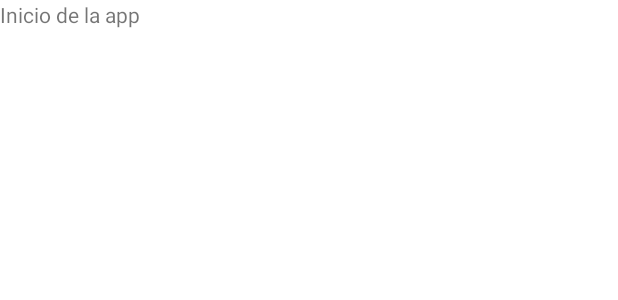
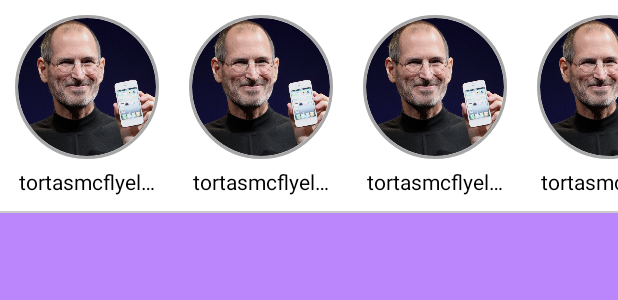
Before and after one commit to TortasMcFly/instagran_android, an Android app: the layout fragment_inicio.xml on its own in the app's theme, with its tools: preview values and no code run, on a phone screen of 412 x 824 dp. Shown: the top 300 px of the screen. Run offline under Robolectric (Android 15) with nearby library versions, the phone set to English and light mode, and no system bars.

Commit message:
RecyclerView y Adaptador

```diff
--- a/Instagran/app/build.gradle
+++ b/Instagran/app/build.gradle
@@ -42,6 +42,8 @@ dependencies {
     implementation 'androidx.legacy:legacy-support-v4:1.0.0'
     implementation 'androidx.navigation:navigation-fragment-ktx:2.3.2'
     implementation 'androidx.navigation:navigation-ui-ktx:2.3.2'
+    implementation 'de.hdodenhof:circleimageview:3.1.0'
+
     testImplementation 'junit:junit:4.+'
     androidTestImplementation 'androidx.test.ext:junit:1.1.2'
     androidTestImplementation 'androidx.test.espresso:espresso-core:3.3.0'
--- /dev/null
+++ b/Instagran/app/src/main/java/hector/villa/instagran/ui/inicio/HistoriaAdapter.kt
@@ -0,0 +1,31 @@
+package hector.villa.instagran.ui.inicio
+
+import android.content.Context
+import android.view.LayoutInflater
+import android.view.View
+import android.view.ViewGroup
+import android.widget.TextView
+import androidx.recyclerview.widget.RecyclerView
+import hector.villa.instagran.R
+
+class HistoriaAdapter(val historias: ArrayList<String>, val context: Context) : RecyclerView.Adapter<HistoriaAdapter.HistoriaViewHolder>() {
+
+
+    override fun onCreateViewHolder(parent: ViewGroup, viewType: Int): HistoriaViewHolder {
+        return HistoriaViewHolder(
+                LayoutInflater.from(context).inflate(R.layout.item_historia, parent)
+        )
+    }
+
+    override fun onBindViewHolder(holder: HistoriaViewHolder, position: Int) {
+        holder.tvUsername.text = historias[position]
+    }
+
+    override fun getItemCount(): Int {
+        return historias.size
+    }
+
+    class HistoriaViewHolder(view: View): RecyclerView.ViewHolder(view) {
+        val tvUsername = view.findViewById<TextView>(R.id.tvUsername)
+    }
+}
--- a/Instagran/app/src/main/res/layout/fragment_inicio.xml
+++ b/Instagran/app/src/main/res/layout/fragment_inicio.xml
@@ -1,14 +1,39 @@
 <?xml version="1.0" encoding="utf-8"?>
-<FrameLayout xmlns:android="http://schemas.android.com/apk/res/android"
+<androidx.core.widget.NestedScrollView xmlns:android="http://schemas.android.com/apk/res/android"
     xmlns:tools="http://schemas.android.com/tools"
     android:layout_width="match_parent"
     android:layout_height="match_parent"
+    xmlns:app="http://schemas.android.com/apk/res-auto"
+    android:fillViewport="true"
     tools:context=".ui.inicio.InicioFragment">
 
-    <!-- TODO: Update blank fragment layout -->
-    <TextView
+    <LinearLayout
+        android:orientation="vertical"
         android:layout_width="match_parent"
-        android:layout_height="match_parent"
-        android:text="Inicio de la app" />
+        android:layout_height="match_parent">
 
-</FrameLayout>
+        <androidx.recyclerview.widget.RecyclerView
+            android:id="@+id/recyclerHistorias"
+            android:layout_width="match_parent"
+            android:layout_height="wrap_content"
+            tools:listitem="@layout/item_historia"
+            app:layoutManager="androidx.recyclerview.widget.LinearLayoutManager"
+            android:orientation="horizontal"
+            tools:itemCount="6"
+            />
+
+        <View
+            android:layout_width="match_parent"
+            android:layout_height="1dp"
+            android:background="@color/linea_separacion"/>
+
+        <androidx.recyclerview.widget.RecyclerView
+            android:background="@color/purple_200"
+            android:id="@+id/recyclerPosts"
+            android:layout_width="match_parent"
+            android:layout_height="match_parent"/>
+
+
+    </LinearLayout>
+
+</androidx.core.widget.NestedScrollView>
--- /dev/null
+++ b/Instagran/app/src/main/res/layout/item_historia.xml
@@ -0,0 +1,29 @@
+<?xml version="1.0" encoding="utf-8"?>
+<LinearLayout xmlns:android="http://schemas.android.com/apk/res/android"
+    xmlns:app="http://schemas.android.com/apk/res-auto"
+    android:orientation="vertical"
+    android:layout_width="wrap_content"
+    android:layout_height="wrap_content"
+    android:gravity="center"
+    android:layout_margin="10dp">
+
+    <de.hdodenhof.circleimageview.CircleImageView
+        android:id="@+id/imageViewHistoria"
+        android:layout_width="96dp"
+        android:layout_height="96dp"
+        android:scaleType="centerCrop"
+        android:src="@drawable/profile_steve"
+        app:civ_border_width="2dp"
+        app:civ_border_color="#A6A6A6"/>
+
+    <TextView
+        android:id="@+id/tvUsername"
+        android:layout_marginTop="5dp"
+        android:layout_width="96dp"
+        android:layout_height="wrap_content"
+        android:textColor="@color/black"
+        android:textAlignment="center"
+        android:maxLines="1"
+        android:ellipsize="end"
+        android:text="tortasmcflyelchido"/>
+</LinearLayout>
--- a/Instagran/app/src/main/res/values/colors.xml
+++ b/Instagran/app/src/main/res/values/colors.xml
@@ -7,4 +7,7 @@
     <color name="teal_700">#FF018786</color>
     <color name="black">#FF000000</color>
     <color name="white">#FFFFFFFF</color>
+
+    <color name="linea_separacion">#CACACA</color>
+    <color name="historia_vista_borde">#A6A6A6</color>
 </resources>
```
Also changed, not shown: Instagran/app/src/main/res/drawable/profile_steve.jpg (added).
